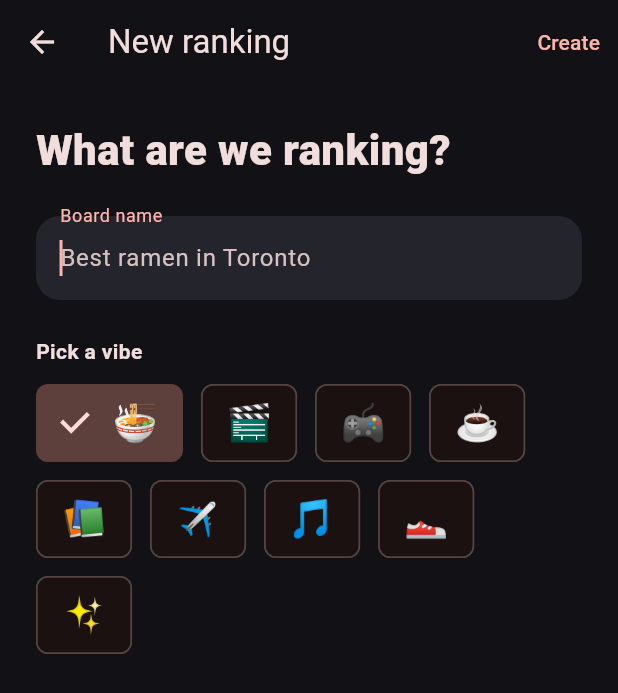
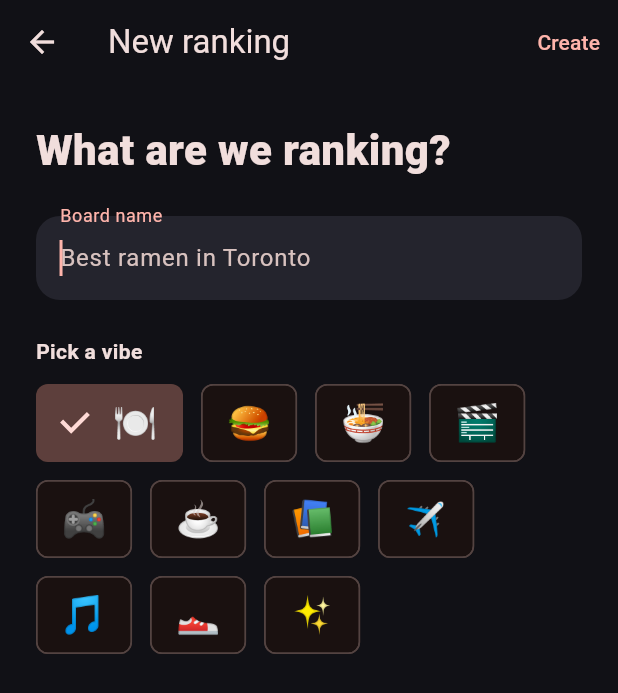
Before and after one commit to Softsheeply/rank-it, a Flutter app: the NewBoardScreen screen opened directly, on a phone screen of 412 x 824 dp. Shown: the top 693 px of the screen. Run offline on Flutter 3.47's test engine with Material 3 defaults, Android fonts, the phone set to English and light mode, and no system bars; our stand-ins replace hive_flutter, image_picker; accounts and stored records are empty.

Commit message:
Fix item overflow and improve food icons

```diff
--- a/lib/screens/board_screen.dart
+++ b/lib/screens/board_screen.dart
@@ -154,7 +154,7 @@ class _TierRow extends StatelessWidget {
                       ),
                     )
                   : SizedBox(
-                      height: 116,
+                      height: 128,
                       child: ListView.separated(
                         scrollDirection: Axis.horizontal,
                         itemCount: items.length,
--- a/lib/screens/new_board_screen.dart
+++ b/lib/screens/new_board_screen.dart
@@ -11,8 +11,20 @@ class NewBoardScreen extends StatefulWidget {
 
 class _NewBoardScreenState extends State<NewBoardScreen> {
   final title = TextEditingController();
-  String emoji = '🍜';
-  final emojis = ['🍜', '🎬', '🎮', '☕', '📚', '✈️', '🎵', '👟', '✨'];
+  String emoji = '🍽️';
+  final emojis = [
+    '🍽️',
+    '🍔',
+    '🍜',
+    '🎬',
+    '🎮',
+    '☕',
+    '📚',
+    '✈️',
+    '🎵',
+    '👟',
+    '✨',
+  ];
 
   @override
   Widget build(BuildContext context) => Scaffold(
--- a/lib/widgets/rank_item_card.dart
+++ b/lib/widgets/rank_item_card.dart
@@ -40,6 +40,7 @@ class RankItemCard extends StatelessWidget {
         ),
         clipBehavior: Clip.antiAlias,
         child: Column(
+          mainAxisSize: MainAxisSize.min,
           crossAxisAlignment: CrossAxisAlignment.stretch,
           children: [
             AspectRatio(
@@ -58,11 +59,12 @@ class RankItemCard extends StatelessWidget {
               ),
             ),
             Padding(
-              padding: const EdgeInsets.fromLTRB(10, 8, 10, 10),
+              padding: const EdgeInsets.fromLTRB(10, 7, 10, 8),
               child: Text(
                 item.name,
                 maxLines: 1,
                 overflow: TextOverflow.ellipsis,
+                textScaler: const TextScaler.linear(1),
                 style: const TextStyle(fontWeight: FontWeight.w700),
               ),
             ),
```
Also changed, not shown: lib/screens/item_detail_screen.dart (+11 -2 lines).
